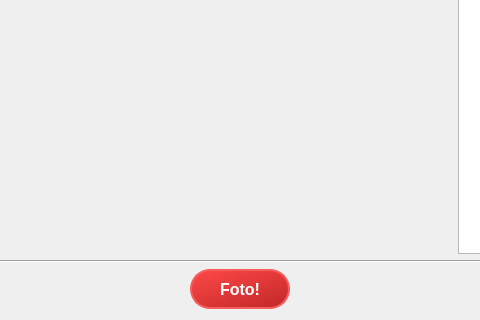
Above: photoBooth.ui from Nepomuk/photobooth before the change; both pictures show x 299 to 779 and y 315 to 635 of the 979 by 635 pixel window. Below: the same form after it.
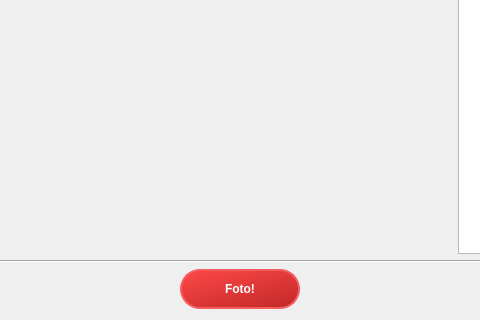
That is the form after the change. Icons and pictures are not drawn.

Commit message: Make the main button red. Take that, Andi!

```diff
--- a/photoBooth.ui
+++ b/photoBooth.ui
@@ -195,34 +195,47 @@
      </item>
      <item>
       <widget class="QPushButton" name="pushButton_main">
+       <property name="enabled">
+        <bool>true</bool>
+       </property>
        <property name="minimumSize">
         <size>
-         <width>100</width>
+         <width>120</width>
          <height>40</height>
         </size>
        </property>
        <property name="maximumSize">
         <size>
-         <width>100</width>
+         <width>120</width>
          <height>40</height>
         </size>
        </property>
        <property name="font">
         <font>
-         <pointsize>-1</pointsize>
          <weight>75</weight>
          <bold>true</bold>
         </font>
        </property>
        <property name="styleSheet">
-        <string notr="true">color: white;
-font-size: 16px;
+        <string notr="true">QPushButton {
+color: white;
 font-weight: 600;
 
 background: qlineargradient(spread:pad, x1:0, y1:0, x2:0.786, y2:1, stop:0 rgba(255, 72, 72, 255), stop:1 rgba(198, 43, 43, 255));
 border: 2px solid rgb(246, 94, 94);
 border-radius: 20px;
-</string>
+}
+
+QPushButton:pressed {
+background: qlineargradient(spread:pad, x1:0, y1:0, x2:0.786, y2:1, stop:0 rgba(159, 45, 45, 255), stop:1 rgba(128, 28, 28, 255));
+padding-top: 2px;
+}
+
+QPushButton:disabled {
+color: rgb(206, 206, 206);
+background: qlineargradient(spread:pad, x1:0, y1:0, x2:0.786, y2:1, stop:0 rgba(255, 169, 169, 255), stop:1 rgba(221, 146, 146, 255));
+border-color: rgb(255, 179, 179);
+}</string>
        </property>
        <property name="text">
         <string>Foto!</string>
```
The commit also changes 1 other file.
